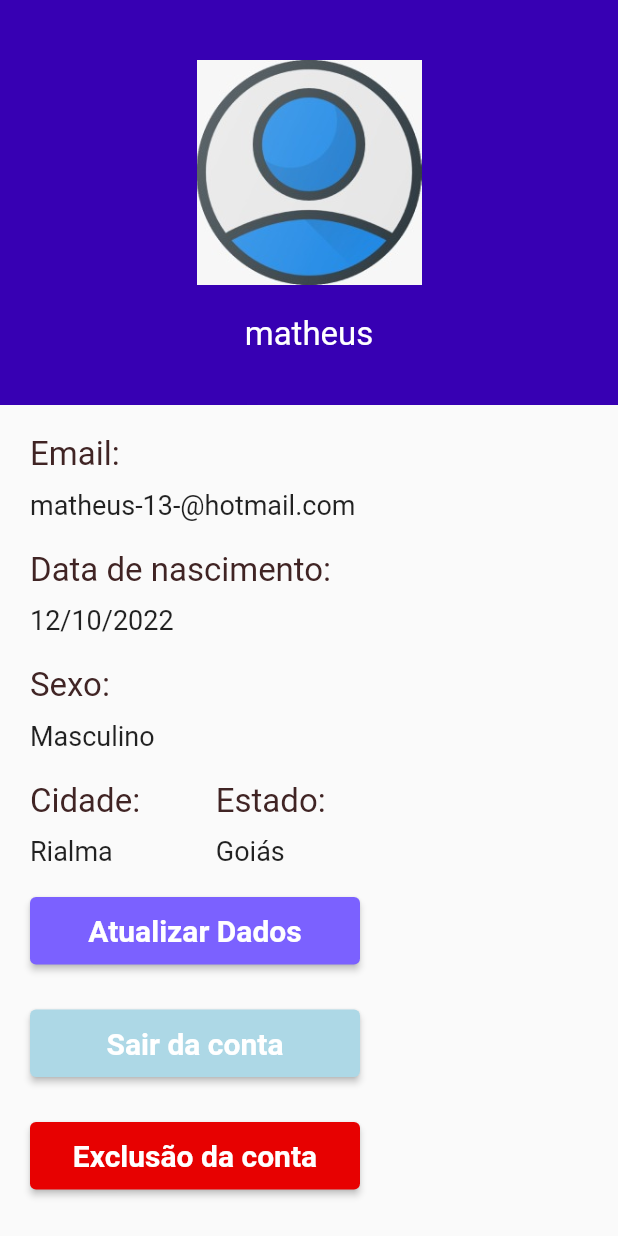
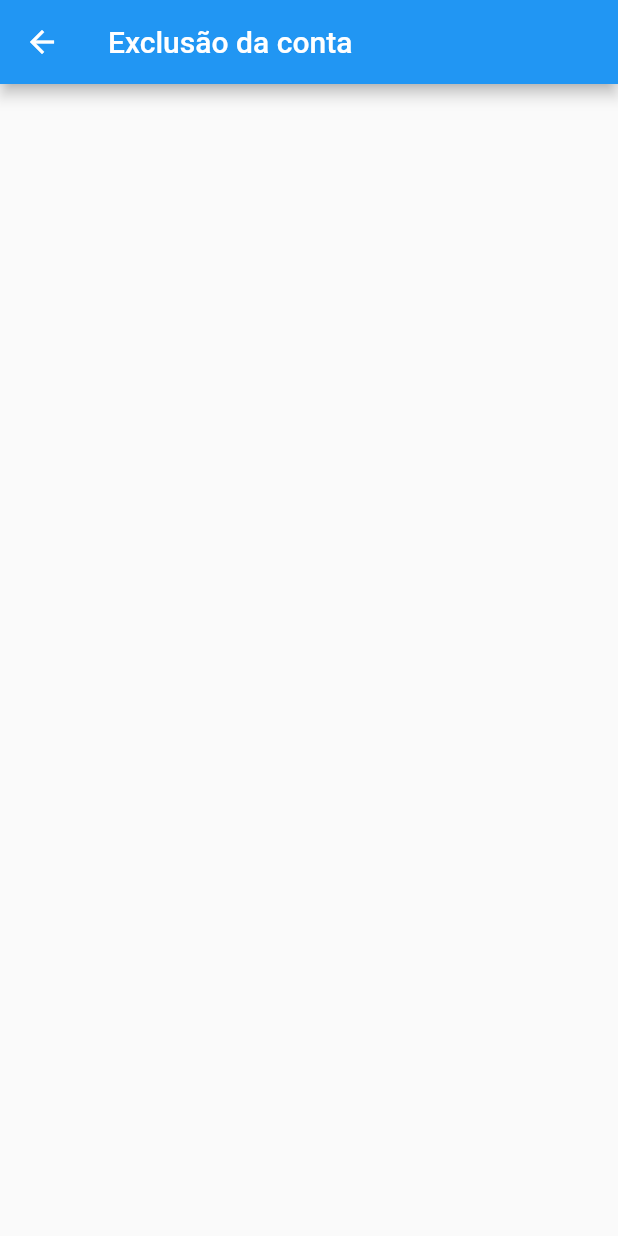
Before and after one commit to MathMedrado/procure_aqui, a Flutter app: the UserProfilePage widget shown alone on an empty page, opened directly, after a tap on "Exclusão da conta", on a phone screen of 412 x 824 dp. Run offline on Flutter 3.47's test engine with Material 2 defaults, Android fonts, the light colour scheme and no system bars; missing offline and left inert: app_bar_with_search_switch.

```diff
--- a/frontend/procure_aqui/lib/pages/UserProfile.dart
+++ b/frontend/procure_aqui/lib/pages/UserProfile.dart
@@ -92,9 +92,11 @@ class UserProfilePage extends StatelessWidget {
                 userInformationInRow(stateInformation, user.getState),
               ],
             ),
-            userInputButton(Color(0xFF7B61FF), 'Atualizar Dados'),
-            userInputButton(Color(0xFFadd8e6), 'Sair da conta'),
-            userInputButton(Color(0xFFE70101), 'Exclusão da conta'),
+            userInputButton(Color(0xFF7B61FF), 'Atualizar Dados', (){}),
+            userInputButton(Color(0xFFadd8e6), 'Sair da conta', (){}),
+            userInputButton(Color(0xFFE70101), 'Exclusão da conta', (){
+              Navigator.of(context).pushNamed('/UserProfileExclusion', arguments:  user);
+            }),
 
           ],
         ),
--- /dev/null
+++ b/frontend/procure_aqui/lib/pages/UserProfileExlusion.dart
@@ -0,0 +1,23 @@
+import 'package:flutter/material.dart';
+import 'package:procure_aqui/models/user.dart';
+
+class UserProfileExclusion extends StatefulWidget {
+  const UserProfileExclusion( {required this.user, super.key});
+
+  final User user;
+
+
+  @override
+  State<UserProfileExclusion> createState() => _UserProfileExclusionState();
+}
+
+class _UserProfileExclusionState extends State<UserProfileExclusion> {
+  @override
+  Widget build(BuildContext context) {
+    return Scaffold(
+      appBar: AppBar(
+        title: Text('Exclusão da conta'),
+      ),
+    );
+  }
+}
--- a/frontend/procure_aqui/lib/route_generator.dart
+++ b/frontend/procure_aqui/lib/route_generator.dart
@@ -4,6 +4,7 @@ import 'package:procure_aqui/pages/HomePage.dart';
 import 'package:procure_aqui/pages/LoginPage.dart';
 import 'package:procure_aqui/pages/UserFormPage.dart';
 import 'package:procure_aqui/pages/UserProfile.dart';
+import 'package:procure_aqui/pages/UserProfileExlusion.dart';
 import 'package:procure_aqui/pages/newUserFormPage.dart';
 import 'package:procure_aqui/pages/appHome.dart';
 import 'models/user.dart';
@@ -32,6 +33,13 @@ class routeGenerator{
         return _errorRoute();
       case '/AppHome':
         return MaterialPageRoute(builder: (_) => AppHome() );
+      case '/UserProfileExclusion':
+        if (args is User){
+          return  MaterialPageRoute(
+              builder: (_) => UserProfileExclusion(user: args)
+            );
+        }
+        return _errorRoute();
       default:
         return _errorRoute();
     }
```
Also changed, not shown: frontend/procure_aqui/lib/components/userInputButton.dart (+5 -2 lines), frontend/procure_aqui/lib/pages/productHomePage.dart (+80 -2 lines).
